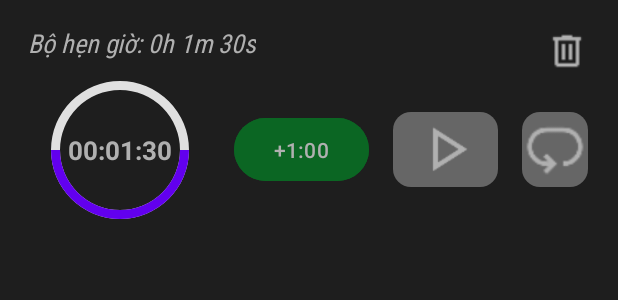
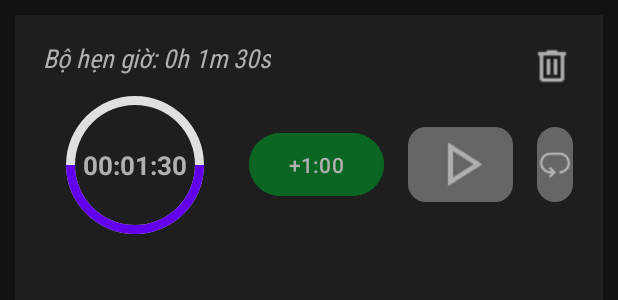
Before and after one commit to Sier-eN/TaskFlow, an Android app: the layout itemhengio.xml on its own in the app's theme, with its tools: preview values and no code run, on a phone screen of 412 x 824 dp. Shown: the top 300 px of the screen. Run offline under Robolectric (Android 15) with nearby library versions, the light colour scheme and no system bars.

Commit message:
Commit lan 5

```diff
--- a/app/src/main/res/layout/itemhengio.xml
+++ b/app/src/main/res/layout/itemhengio.xml
@@ -3,10 +3,11 @@
     xmlns:app="http://schemas.android.com/apk/res-auto"
     android:layout_width="match_parent"
     android:layout_height="200dp"
+    android:layout_margin="10dp"
     android:background="@color/maunensanghon"
     android:padding="20dp">
 
-    <!-- ❌ Nút X ở góc phải trên -->
+    <!-- Nút X ở góc phải trên -->
     <ImageView
         android:id="@+id/btnClose"
         android:layout_width="28dp"
@@ -19,7 +20,7 @@
         android:clickable="true"
         android:focusable="true" />
 
-    <!-- 🕒 Vòng tròn đếm ngược -->
+    <!-- Vòng tròn đếm ngược -->
     <FrameLayout
         android:id="@+id/circleContainer"
         android:layout_width="120dp"
@@ -48,9 +49,9 @@
             android:textColor="@color/mautrangnhathon" />
     </FrameLayout>
 
-    <!-- 🕰 Thông tin hẹn giờ -->
+    <!-- Thông tin hẹn giờ -->
 
-    <!-- 🔘 Nút +1:00 -->
+    <!-- Nút +1:00 -->
 
     <TextView
         android:id="@+id/tvTimerInfo"
```
